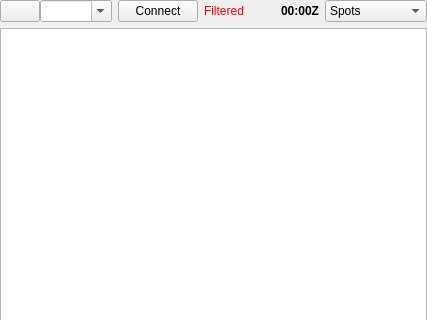
Above: ui/DxWidget.ui from HB9VQQ/QLog before the change; both pictures show x 0 to 427 and y 0 to 320 of the 427 by 511 pixel window. Below: the same form after it.
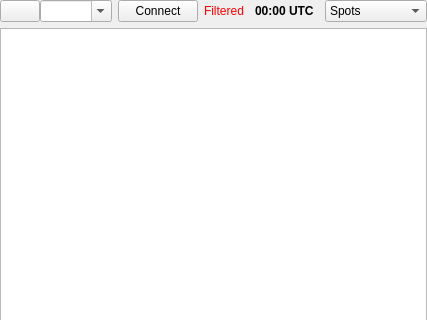
That is the form after the change. Icons and pictures are not drawn.

Commit message:
DX Cluster: center UTC clock in header, format HH:MM UTC
- Add second spacer after clock label to center it between
  Filtered label and view mode combo (Option B layout)
- Format: 'HH:MM UTC' instead of 'HH:MMZ'
- Timer interval 10s (sufficient for minute-resolution display)

```diff
--- a/ui/DxWidget.ui
+++ b/ui/DxWidget.ui
@@ -157,10 +157,23 @@
         <string>Current UTC Time</string>
        </property>
        <property name="text">
-        <string notr="true">00:00Z</string>
+        <string notr="true">00:00 UTC</string>
        </property>
       </widget>
      </item>
+     <item>
+      <spacer name="horizontalSpacer2">
+       <property name="orientation">
+        <enum>Qt::Horizontal</enum>
+       </property>
+       <property name="sizeHint" stdset="0">
+        <size>
+         <width>40</width>
+         <height>20</height>
+        </size>
+       </property>
+      </spacer>
+     </item>
      <item>
       <widget class="QComboBox" name="viewModeCombo">
        <property name="sizePolicy">
```
The commit also changes 1 other file.
